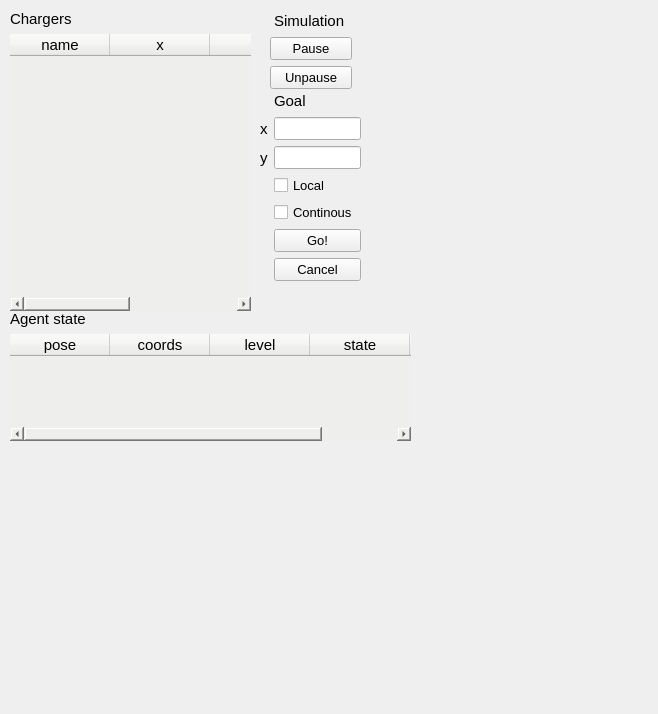
Qt form rqt_plugins/resource/AgentDashboard.ui (StyczenB/motivated_learning) before a commit.
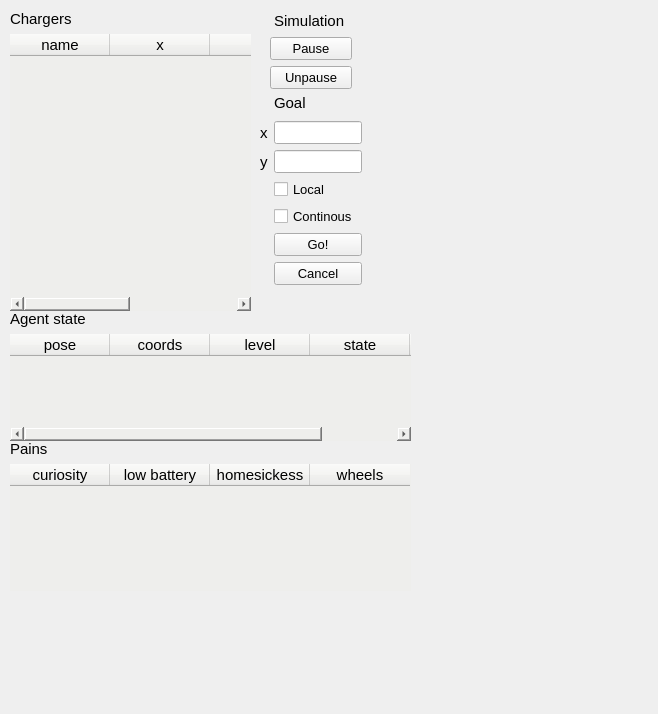
The same form after that commit.

Commit message: Wrote more code for main loop; updating internal map of agent, etc.

Diff of the .ui file:
```diff
--- a/rqt_plugins/resource/AgentDashboard.ui
+++ b/rqt_plugins/resource/AgentDashboard.ui
@@ -1184,8 +1184,8 @@
     <rect>
      <x>260</x>
      <y>90</y>
-     <width>101</width>
-     <height>191</height>
+     <width>102</width>
+     <height>195</height>
     </rect>
    </property>
    <layout class="QGridLayout" name="gridLayout">
@@ -1278,6 +1278,558 @@
     </item>
    </layout>
   </widget>
+  <widget class="QWidget" name="verticalLayoutWidget_4">
+   <property name="geometry">
+    <rect>
+     <x>10</x>
+     <y>440</y>
+     <width>401</width>
+     <height>151</height>
+    </rect>
+   </property>
+   <layout class="QVBoxLayout" name="verticalLayout_4">
+    <item>
+     <widget class="QLabel" name="label_7">
+      <property name="font">
+       <font>
+        <pointsize>11</pointsize>
+       </font>
+      </property>
+      <property name="text">
+       <string>Pains</string>
+      </property>
+     </widget>
+    </item>
+    <item>
+     <widget class="QTableWidget" name="tablePains">
+      <property name="sizePolicy">
+       <sizepolicy hsizetype="Expanding" vsizetype="Expanding">
+        <horstretch>1</horstretch>
+        <verstretch>1</verstretch>
+       </sizepolicy>
+      </property>
+      <property name="palette">
+       <palette>
+        <active>
+         <colorrole role="WindowText">
+          <brush brushstyle="SolidPattern">
+           <color alpha="255">
+            <red>0</red>
+            <green>0</green>
+            <blue>0</blue>
+           </color>
+          </brush>
+         </colorrole>
+         <colorrole role="Button">
+          <brush brushstyle="SolidPattern">
+           <color alpha="255">
+            <red>238</red>
+            <green>238</green>
+            <blue>236</blue>
+           </color>
+          </brush>
+         </colorrole>
+         <colorrole role="Light">
+          <brush brushstyle="SolidPattern">
+           <color alpha="255">
+            <red>255</red>
+            <green>255</green>
+            <blue>255</blue>
+           </color>
+          </brush>
+         </colorrole>
+         <colorrole role="Midlight">
+          <brush brushstyle="SolidPattern">
+           <color alpha="255">
+            <red>247</red>
+            <green>247</green>
+            <blue>247</blue>
+           </color>
+          </brush>
+         </colorrole>
+         <colorrole role="Dark">
+          <brush brushstyle="SolidPattern">
+           <color alpha="255">
+            <red>119</red>
+            <green>119</green>
+            <blue>119</blue>
+           </color>
+          </brush>
+         </colorrole>
+         <colorrole role="Mid">
+          <brush brushstyle="SolidPattern">
+           <color alpha="255">
+            <red>159</red>
+            <green>159</green>
+            <blue>159</blue>
+           </color>
+          </brush>
+         </colorrole>
+         <colorrole role="Text">
+          <brush brushstyle="SolidPattern">
+           <color alpha="255">
+            <red>0</red>
+            <green>0</green>
+            <blue>0</blue>
+           </color>
+          </brush>
+         </colorrole>
+         <colorrole role="BrightText">
+          <brush brushstyle="SolidPattern">
+           <color alpha="255">
+            <red>255</red>
+            <green>255</green>
+            <blue>255</blue>
+           </color>
+          </brush>
+         </colorrole>
+         <colorrole role="ButtonText">
+          <brush brushstyle="SolidPattern">
+           <color alpha="255">
+            <red>0</red>
+            <green>0</green>
+            <blue>0</blue>
+           </color>
+          </brush>
+         </colorrole>
+         <colorrole role="Base">
+          <brush brushstyle="SolidPattern">
+           <color alpha="255">
+            <red>238</red>
+            <green>238</green>
+            <blue>236</blue>
+           </color>
+          </brush>
+         </colorrole>
+         <colorrole role="Window">
+          <brush brushstyle="SolidPattern">
+           <color alpha="255">
+            <red>238</red>
+            <green>238</green>
+            <blue>236</blue>
+           </color>
+          </brush>
+         </colorrole>
+         <colorrole role="Shadow">
+          <brush brushstyle="SolidPattern">
+           <color alpha="255">
+            <red>0</red>
+            <green>0</green>
+            <blue>0</blue>
+           </color>
+          </brush>
+         </colorrole>
+         <colorrole role="AlternateBase">
+          <brush brushstyle="SolidPattern">
+           <color alpha="255">
+            <red>247</red>
+            <green>247</green>
+            <blue>247</blue>
+           </color>
+          </brush>
+         </colorrole>
+         <colorrole role="ToolTipBase">
+          <brush brushstyle="SolidPattern">
+           <color alpha="255">
+            <red>255</red>
+            <green>255</green>
+            <blue>220</blue>
+           </color>
+          </brush>
+         </colorrole>
+         <colorrole role="ToolTipText">
+          <brush brushstyle="SolidPattern">
+           <color alpha="255">
+            <red>0</red>
+            <green>0</green>
+            <blue>0</blue>
+           </color>
+          </brush>
+         </colorrole>
+         <colorrole role="PlaceholderText">
+          <brush brushstyle="SolidPattern">
+           <color alpha="128">
+            <red>0</red>
+            <green>0</green>
+            <blue>0</blue>
+           </color>
+          </brush>
+         </colorrole>
+        </active>
+        <inactive>
+         <colorrole role="WindowText">
+          <brush brushstyle="SolidPattern">
+           <color alpha="255">
+            <red>0</red>
+            <green>0</green>
+            <blue>0</blue>
+           </color>
+          </brush>
+         </colorrole>
+         <colorrole role="Button">
+          <brush brushstyle="SolidPattern">
+           <color alpha="255">
+            <red>238</red>
+            <green>238</green>
+            <blue>236</blue>
+           </color>
+          </brush>
+         </colorrole>
+         <colorrole role="Light">
+          <brush brushstyle="SolidPattern">
+           <color alpha="255">
+            <red>255</red>
+            <green>255</green>
+            <blue>255</blue>
+           </color>
+          </brush>
+         </colorrole>
+         <colorrole role="Midlight">
+          <brush brushstyle="SolidPattern">
+           <color alpha="255">
+            <red>247</red>
+            <green>247</green>
+            <blue>247</blue>
+           </color>
+          </brush>
+         </colorrole>
+         <colorrole role="Dark">
+          <brush brushstyle="SolidPattern">
+           <color alpha="255">
+            <red>119</red>
+            <green>119</green>
+            <blue>119</blue>
+           </color>
+          </brush>
+         </colorrole>
+         <colorrole role="Mid">
+          <brush brushstyle="SolidPattern">
+           <color alpha="255">
+            <red>159</red>
+            <green>159</green>
+            <blue>159</blue>
+           </color>
+          </brush>
+         </colorrole>
+         <colorrole role="Text">
+          <brush brushstyle="SolidPattern">
+           <color alpha="255">
+            <red>0</red>
+            <green>0</green>
+            <blue>0</blue>
+           </color>
+          </brush>
+         </colorrole>
+         <colorrole role="BrightText">
+          <brush brushstyle="SolidPattern">
+           <color alpha="255">
+            <red>255</red>
+            <green>255</green>
+            <blue>255</blue>
+           </color>
+          </brush>
+         </colorrole>
+         <colorrole role="ButtonText">
+          <brush brushstyle="SolidPattern">
+           <color alpha="255">
+            <red>0</red>
+            <green>0</green>
+            <blue>0</blue>
+           </color>
+          </brush>
+         </colorrole>
+         <colorrole role="Base">
+          <brush brushstyle="SolidPattern">
+           <color alpha="255">
+            <red>238</red>
+            <green>238</green>
+            <blue>236</blue>
+           </color>
+          </brush>
+         </colorrole>
+         <colorrole role="Window">
+          <brush brushstyle="SolidPattern">
+           <color alpha="255">
+            <red>238</red>
+            <green>238</green>
+            <blue>236</blue>
+           </color>
+          </brush>
+         </colorrole>
+         <colorrole role="Shadow">
+          <brush brushstyle="SolidPattern">
+           <color alpha="255">
+            <red>0</red>
+            <green>0</green>
+            <blue>0</blue>
+           </color>
+          </brush>
+         </colorrole>
+         <colorrole role="AlternateBase">
+          <brush brushstyle="SolidPattern">
+           <color alpha="255">
+            <red>247</red>
+            <green>247</green>
+            <blue>247</blue>
+           </color>
+          </brush>
+         </colorrole>
+         <colorrole role="ToolTipBase">
+          <brush brushstyle="SolidPattern">
+           <color alpha="255">
+            <red>255</red>
+            <green>255</green>
+            <blue>220</blue>
+           </color>
+          </brush>
+         </colorrole>
+         <colorrole role="ToolTipText">
+          <brush brushstyle="SolidPattern">
+           <color alpha="255">
+            <red>0</red>
+            <green>0</green>
+            <blue>0</blue>
+           </color>
+          </brush>
+         </colorrole>
+         <colorrole role="PlaceholderText">
+          <brush brushstyle="SolidPattern">
+           <color alpha="128">
+            <red>0</red>
+            <green>0</green>
+            <blue>0</blue>
+           </color>
+          </brush>
+         </colorrole>
+        </inactive>
+        <disabled>
+         <colorrole role="WindowText">
+          <brush brushstyle="SolidPattern">
+           <color alpha="255">
+            <red>119</red>
+            <green>119</green>
+            <blue>119</blue>
+           </color>
+          </brush>
+         </colorrole>
+         <colorrole role="Button">
+          <brush brushstyle="SolidPattern">
+           <color alpha="255">
+            <red>238</red>
+            <green>238</green>
+            <blue>236</blue>
+           </color>
+          </brush>
+         </colorrole>
+         <colorrole role="Light">
+          <brush brushstyle="SolidPattern">
+           <color alpha="255">
+            <red>255</red>
+            <green>255</green>
+            <blue>255</blue>
+           </color>
+          </brush>
+         </colorrole>
+         <colorrole role="Midlight">
+          <brush brushstyle="SolidPattern">
+           <color alpha="255">
+            <red>247</red>
+            <green>247</green>
+            <blue>247</blue>
+           </color>
+          </brush>
+         </colorrole>
+         <colorrole role="Dark">
+          <brush brushstyle="SolidPattern">
+           <color alpha="255">
+            <red>119</red>
+            <green>119</green>
+            <blue>119</blue>
+           </color>
+          </brush>
+         </colorrole>
+         <colorrole role="Mid">
+          <brush brushstyle="SolidPattern">
+           <color alpha="255">
+            <red>159</red>
+            <green>159</green>
+            <blue>159</blue>
+           </color>
+          </brush>
+         </colorrole>
+         <colorrole role="Text">
+          <brush brushstyle="SolidPattern">
+           <color alpha="255">
+            <red>119</red>
+            <green>119</green>
+            <blue>119</blue>
+           </color>
+          </brush>
+         </colorrole>
+         <colorrole role="BrightText">
+          <brush brushstyle="SolidPattern">
+           <color alpha="255">
+            <red>255</red>
+            <green>255</green>
+            <blue>255</blue>
+           </color>
+          </brush>
+         </colorrole>
+         <colorrole role="ButtonText">
+          <brush brushstyle="SolidPattern">
+           <color alpha="255">
+            <red>119</red>
+            <green>119</green>
+            <blue>119</blue>
+           </color>
+          </brush>
+         </colorrole>
+         <colorrole role="Base">
+          <brush brushstyle="SolidPattern">
+           <color alpha="255">
+            <red>238</red>
+            <green>238</green>
+            <blue>236</blue>
+           </color>
+          </brush>
+         </colorrole>
+         <colorrole role="Window">
+          <brush brushstyle="SolidPattern">
+           <color alpha="255">
+            <red>238</red>
+            <green>238</green>
+            <blue>236</blue>
+           </color>
+          </brush>
+         </colorrole>
+         <colorrole role="Shadow">
+          <brush brushstyle="SolidPattern">
+           <color alpha="255">
+            <red>0</red>
+            <green>0</green>
+            <blue>0</blue>
+           </color>
+          </brush>
+         </colorrole>
+         <colorrole role="AlternateBase">
+          <brush brushstyle="SolidPattern">
+           <color alpha="255">
+            <red>239</red>
+            <green>239</green>
+            <blue>239</blue>
+           </color>
+          </brush>
+         </colorrole>
+         <colorrole role="ToolTipBase">
+          <brush brushstyle="SolidPattern">
+           <color alpha="255">
+            <red>255</red>
+            <green>255</green>
+            <blue>220</blue>
+           </color>
+          </brush>
+         </colorrole>
+         <colorrole role="ToolTipText">
+          <brush brushstyle="SolidPattern">
+           <color alpha="255">
+            <red>0</red>
+            <green>0</green>
+            <blue>0</blue>
+           </color>
+          </brush>
+         </colorrole>
+         <colorrole role="PlaceholderText">
+          <brush brushstyle="SolidPattern">
+           <color alpha="128">
+            <red>0</red>
+            <green>0</green>
+            <blue>0</blue>
+           </color>
+          </brush>
+         </colorrole>
+        </disabled>
+       </palette>
+      </property>
+      <property name="font">
+       <font>
+        <pointsize>11</pointsize>
+       </font>
+      </property>
+      <property name="cursor" stdset="0">
+       <cursorShape>ArrowCursor</cursorShape>
+      </property>
+      <property name="styleSheet">
+       <string notr="true">background-color: rgb(238, 238, 236);</string>
+      </property>
+      <property name="frameShape">
+       <enum>QFrame::NoFrame</enum>
+      </property>
+      <property name="lineWidth">
+       <number>0</number>
+      </property>
+      <property name="sizeAdjustPolicy">
+       <enum>QAbstractScrollArea::AdjustToContentsOnFirstShow</enum>
+      </property>
+      <property name="editTriggers">
+       <set>QAbstractItemView::NoEditTriggers</set>
+      </property>
+      <property name="alternatingRowColors">
+       <bool>false</bool>
+      </property>
+      <property name="showGrid">
+       <bool>true</bool>
+      </property>
+      <property name="gridStyle">
+       <enum>Qt::SolidLine</enum>
+      </property>
+      <attribute name="horizontalHeaderVisible">
+       <bool>true</bool>
+      </attribute>
+      <attribute name="horizontalHeaderCascadingSectionResizes">
+       <bool>false</bool>
+      </attribute>
+      <attribute name="horizontalHeaderMinimumSectionSize">
+       <number>40</number>
+      </attribute>
+      <attribute name="horizontalHeaderDefaultSectionSize">
+       <number>100</number>
+      </attribute>
+      <attribute name="verticalHeaderVisible">
+       <bool>false</bool>
+      </attribute>
+      <attribute name="verticalHeaderCascadingSectionResizes">
+       <bool>false</bool>
+      </attribute>
+      <attribute name="verticalHeaderMinimumSectionSize">
+       <number>25</number>
+      </attribute>
+      <attribute name="verticalHeaderDefaultSectionSize">
+       <number>50</number>
+      </attribute>
+      <column>
+       <property name="text">
+        <string>curiosity</string>
+       </property>
+      </column>
+      <column>
+       <property name="text">
+        <string>low battery</string>
+       </property>
+      </column>
+      <column>
+       <property name="text">
+        <string>homesickess</string>
+       </property>
+      </column>
+      <column>
+       <property name="text">
+        <string>wheels</string>
+       </property>
+      </column>
+     </widget>
+    </item>
+   </layout>
+  </widget>
  </widget>
  <resources/>
  <connections/>
```
The commit also changes 17 other files.
